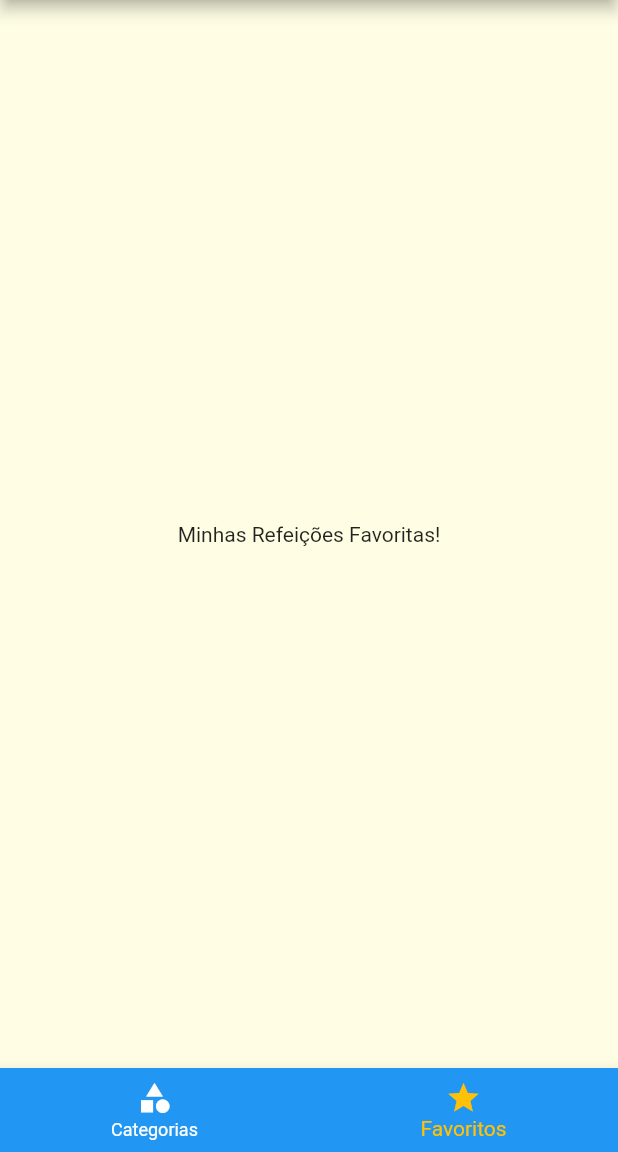
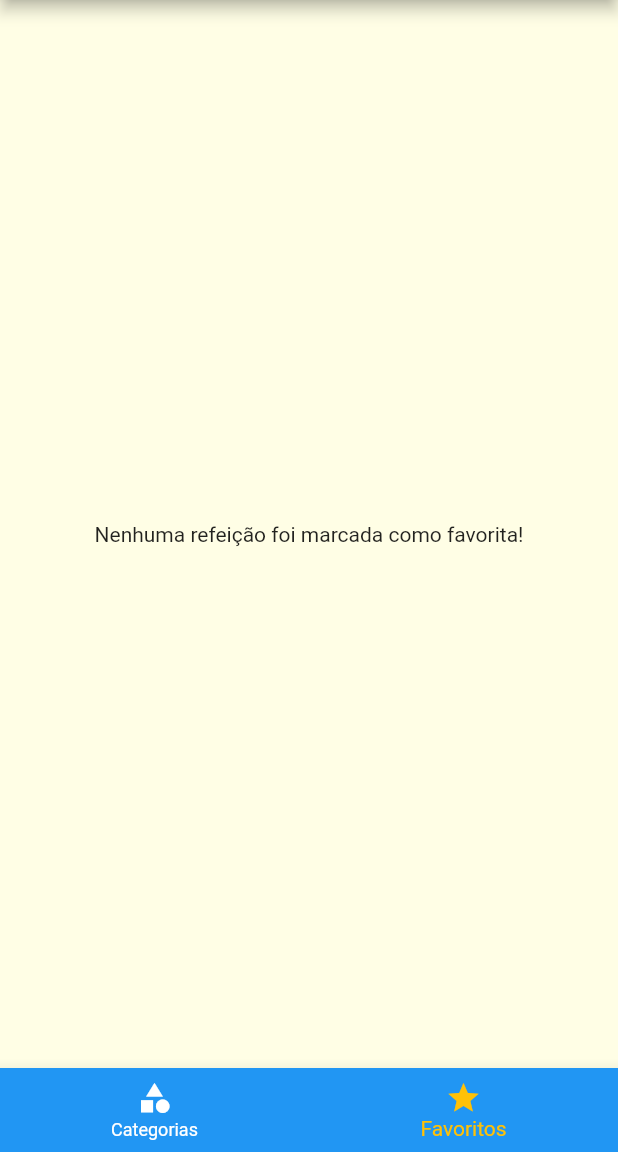
Before and after one commit to sergiohideki/appmeal, a Flutter app: the screen it shows after launch, item 2 of the bottom bar chosen, on a phone screen of 412 x 824 dp, the part 84-1236 px from its top. Run offline on Flutter 3.47's test engine with Material 2 defaults, Android fonts, the phone set to English and light mode, and no system bars.

Commit message:
Marcar como favorito e acrescentar na tela de favorito, porém há um problema que ele não apaga quando eu marco pra desmarcar a comida favorita e não desaparece

```diff
--- a/meals/lib/main.dart
+++ b/meals/lib/main.dart
@@ -18,9 +18,9 @@ class MyApp extends StatefulWidget {
 }
 
 class _MyAppState extends State<MyApp> {
-
   Settings settings = Settings();
   List<Meal> _availableMeals = DUMMY_MEALS;
+  List<Meal> _favoriteMeals = [];
 
   void _filterMeal(Settings settings) {
     setState(() {
@@ -31,9 +31,24 @@ class _MyAppState extends State<MyApp> {
         final filterLactose = settings.isLactoseFree && !meal.isLactoseFree;
         final filterVegan = settings.isVegan && !meal.isVegan;
         final filterVegetarian = settings.isVegetarian && !meal.isVegetarian;
-        return !filterGluten && !filterLactose && !filterVegan && !filterVegetarian;
+        return !filterGluten &&
+            !filterLactose &&
+            !filterVegan &&
+            !filterVegetarian;
       }).toList();
     });
+  }
+
+  void _toggleFavorite(Meal meal) {
+    setState(() {
+      _favoriteMeals.contains(meal)
+          ? _favoriteMeals.remove(meal)
+          : _favoriteMeals.add(meal);
+    });
+  }
+
+  bool _isFavorite(Meal meal){
+    return _favoriteMeals.contains(meal);
   }
 
   @override
@@ -53,10 +68,10 @@ class _MyAppState extends State<MyApp> {
             ),
       ),
       routes: {
-        AppRoutes.HOME: (ctx) => TabsScreen(),
+        AppRoutes.HOME: (ctx) => TabsScreen(_favoriteMeals),
         AppRoutes.CATEGORIES_MEALS: (ctx) =>
             CategoriesMealsScreen(_availableMeals),
-        AppRoutes.MEAL_DETAIL: (ctx) => MealDetailScreen(),
+        AppRoutes.MEAL_DETAIL: (ctx) => MealDetailScreen(_toggleFavorite, _isFavorite),
         AppRoutes.SETTINGS: (ctx) => SettingsScreen(settings, _filterMeal),
       },
     );
--- a/meals/lib/screens/favorite_screen.dart
+++ b/meals/lib/screens/favorite_screen.dart
@@ -1,10 +1,26 @@
 import 'package:flutter/material.dart';
 
+import '../models/meal.dart';
+import '../components/meal_item.dart';
+
 class FavoriteScreen extends StatelessWidget {
+  final List<Meal> favoriteMeals;
+
+  const FavoriteScreen(this.favoriteMeals);
+
   @override
   Widget build(BuildContext context) {
-    return Center(
-      child: Text('Minhas Refeições Favoritas!'),
-    );
+    if (favoriteMeals.isEmpty) {
+      return Center(
+        child: Text('Nenhuma refeição foi marcada como favorita!'),
+      );
+    } else {
+      return ListView.builder(
+        itemCount: favoriteMeals.length,
+        itemBuilder: (ctx, index) {
+          return MealItem(favoriteMeals[index]);
+        },
+      );
+    }
   }
 }
--- a/meals/lib/screens/tabs_screen.dart
+++ b/meals/lib/screens/tabs_screen.dart
@@ -3,18 +3,35 @@ import 'package:flutter/material.dart';
 import 'categories_screen.dart';
 import 'favorite_screen.dart';
 import '../components/main_drawer.dart';
+import '../models/meal.dart';
 
 class TabsScreen extends StatefulWidget {
+  final List<Meal> favoriteMeals;
+
+  const TabsScreen(this.favoriteMeals);
+
   @override
   _TabsScreenState createState() => _TabsScreenState();
 }
 
 class _TabsScreenState extends State<TabsScreen> {
   int _selectedScreenIndex = 0;
-  final List<Map<String, Object>> _screens = [
-    {'title': 'Lista de Categorias', 'screen': CategoriesScreen()},
-    {'title': 'Meus Favoritos', 'screen': FavoriteScreen()},
-  ];
+  List<Map<String, Object>> _screens;
+
+  @override
+  void initState() {
+    super.initState();
+    _screens = [
+      {
+        'title': 'Lista de Categorias',
+        'screen': CategoriesScreen(),
+      },
+      {
+        'title': 'Meus Favoritos',
+        'screen': FavoriteScreen(widget.favoriteMeals)
+      },
+    ];
+  }
 
   _selectScreen(int index) {
     setState(() {
```
Also changed, not shown: meals/lib/screens/meal_detail_screen.dart (+7 -2 lines).
